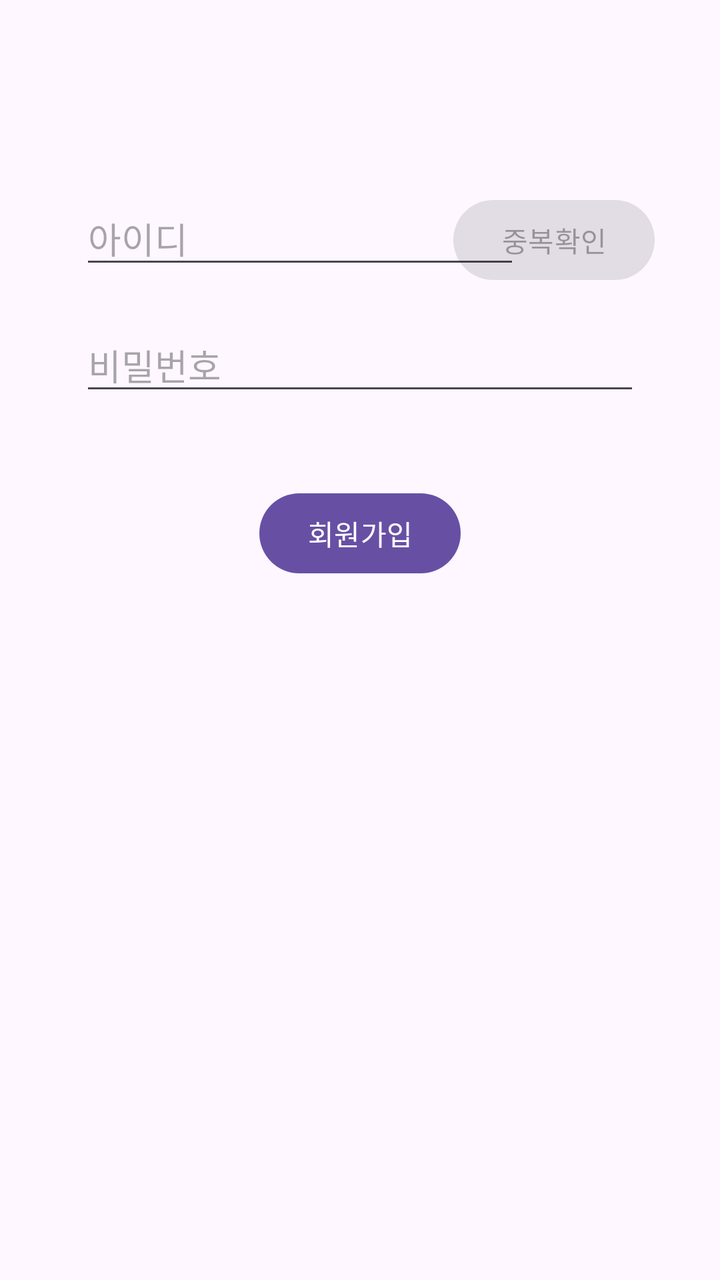
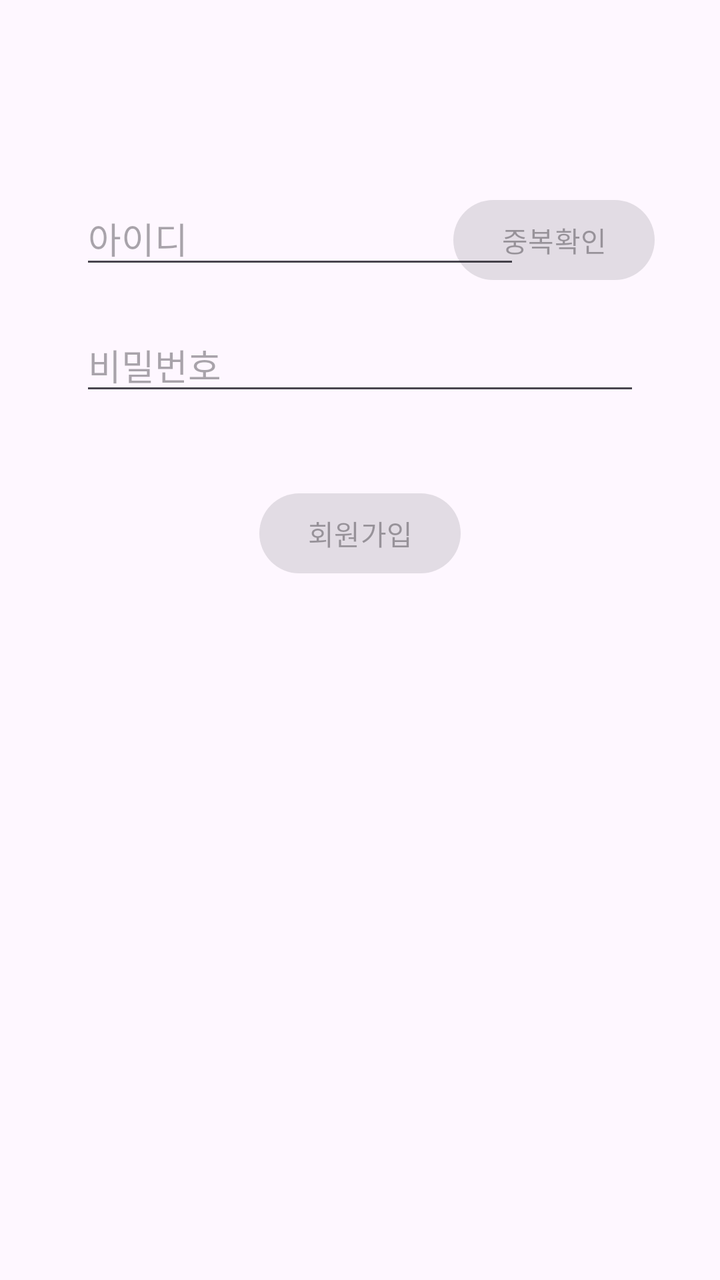

The first picture is an Android layout as it rendered before a commit; the second is the same layout after the commit. The layout source and the unified diff follow.
<!-- AndroidManifest.xml: application theme Theme.Wordventure -->
<!-- res/layout/register.xml -->
<?xml version="1.0" encoding="utf-8"?>
<androidx.constraintlayout.widget.ConstraintLayout xmlns:android="http://schemas.android.com/apk/res/android"
    xmlns:app="http://schemas.android.com/apk/res-auto"
    xmlns:tools="http://schemas.android.com/tools"
    android:layout_width="match_parent"
    android:layout_height="match_parent"
    android:id="@+id/loginPage"
    tools:context=".user.RegisterActivity">

    <EditText
        android:id="@+id/id"
        android:layout_width="220dp"
        android:layout_height="wrap_content"
        android:layout_marginHorizontal="40dp"
        android:layout_marginTop="96dp"
        android:hint="아이디"
        app:layout_constraintStart_toStartOf="parent"
        app:layout_constraintTop_toTopOf="parent" />

    <Button
        android:id="@+id/chedkId"
        android:text="중복확인"
        android:layout_width="wrap_content"
        android:layout_height="wrap_content"
        android:layout_marginTop="96dp"
        android:enabled="false"
        app:layout_constraintEnd_toEndOf="parent"
        app:layout_constraintHorizontal_bias="0.851"
        app:layout_constraintStart_toStartOf="@id/id"
        app:layout_constraintTop_toTopOf="parent" />

    <EditText
        android:id="@+id/passwd"
        android:hint="비밀번호"
        android:inputType="textPassword"
        android:layout_width="match_parent"
        android:layout_height="wrap_content"
        android:layout_marginHorizontal="40dp"
        android:layout_marginTop="20dp"
        app:layout_constraintTop_toBottomOf="@id/id"
        app:layout_constraintStart_toStartOf="parent"
        app:layout_constraintEnd_toEndOf="parent" />

    <TextView
        android:id="@+id/pwError"
        android:layout_width="wrap_content"
        android:layout_height="wrap_content"
        android:textColor="#FF0000"
        android:visibility="gone"
        android:textSize="13dp"
        app:layout_constraintTop_toBottomOf="@id/passwd"
        app:layout_constraintStart_toStartOf="parent"
        app:layout_constraintEnd_toEndOf="parent"
        android:layout_marginTop="4dp" />

    <Button
        android:id="@+id/register"
        android:layout_width="wrap_content"
        android:layout_height="wrap_content"
        android:layout_marginTop="40dp"
        android:text="회원가입"
        app:layout_constraintTop_toBottomOf="@id/passwd"
        app:layout_constraintStart_toStartOf="parent"
        app:layout_constraintEnd_toEndOf="parent" />

</androidx.constraintlayout.widget.ConstraintLayout>
<!-- resources referenced by this layout -->
<resources>
  <style name="Theme.Wordventure" parent="Base.Theme.Wordventure" />
  <style name="Base.Theme.Wordventure" parent="Theme.Material3.DayNight.NoActionBar">
          
          
      </style>
</resources>

<!-- the commit's change to res/layout/register.xml (unified diff, before → after) -->
@@ -59,6 +59,7 @@
         android:layout_height="wrap_content"
         android:layout_marginTop="40dp"
         android:text="회원가입"
+        android:enabled="false"
         app:layout_constraintTop_toBottomOf="@id/passwd"
         app:layout_constraintStart_toStartOf="parent"
         app:layout_constraintEnd_toEndOf="parent" />
